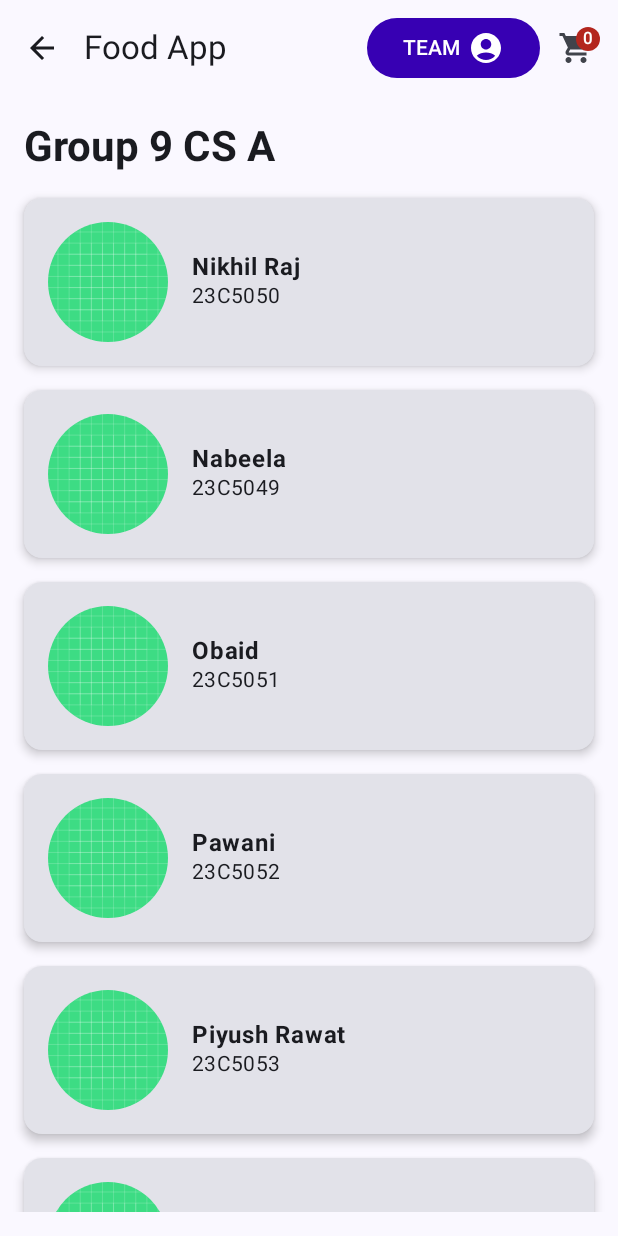
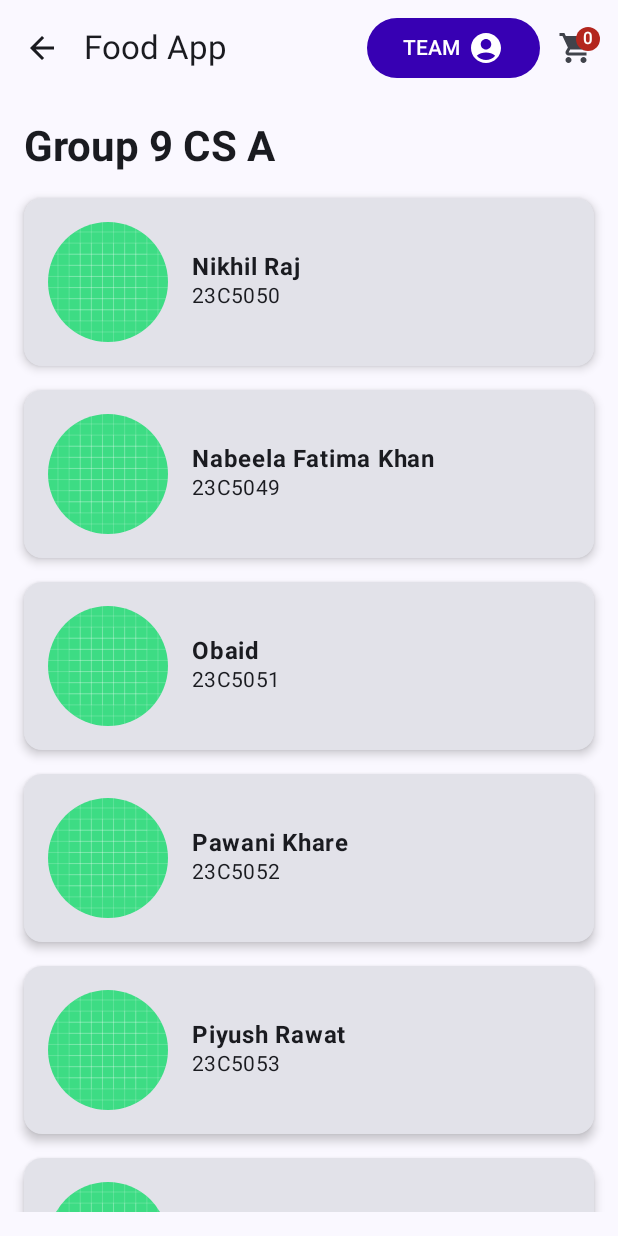
Before and after one commit to ORCUSio/foodHonour, an Android app built with Jetpack Compose: the screen it shows after launch (MainActivity), after a tap on "TEAM", on a phone screen of 412 x 824 dp. Run offline under Robolectric (Android 15) with nearby library versions, the phone set to English and light mode, and no system bars; pictures from the network do not load.

```diff
--- a/app/src/main/java/com/example/group9/model/DataProvider.kt
+++ b/app/src/main/java/com/example/group9/model/DataProvider.kt
@@ -11,7 +11,7 @@ object DataProvider {
             avatarUrl = "https://avatars.githubusercontent.com/u/810939?v=4"
         ),
         TeamMember(
-            name = "Nabeela",
+            name = "Nabeela Fatima Khan",
             role = "23C5049",
             avatarUrl = "https://avatars.githubusercontent.com/u/810939?v=4"
         ),
@@ -22,7 +22,7 @@ object DataProvider {
             avatarUrl = "https://avatars.githubusercontent.com/u/810939?v=4"
         ),
         TeamMember(
-            name = "Pawani",
+            name = "Pawani Khare",
             role = "23C5052",
             avatarUrl = "https://avatars.githubusercontent.com/u/810939?v=4"
         ),
@@ -145,4 +145,8 @@ object DataProvider {
     fun addToCart(item: CartItem) {
         cartItems.add(item)
     }
+
+    fun emptyTheCart(){
+        cartItems.clear()
+    }
 }
--- a/app/src/main/java/com/example/group9/ui/screens/CheckoutScreen.kt
+++ b/app/src/main/java/com/example/group9/ui/screens/CheckoutScreen.kt
@@ -62,7 +62,10 @@ fun CheckoutScreen(navController: NavController) {
         }
 
         Button(
-            onClick = { navController.navigate("orderConfirmed") },
+            onClick = {
+                DataProvider.emptyTheCart()
+                navController.navigate("orderConfirmed")
+            },
             modifier = Modifier
                 .fillMaxWidth()
                 .padding(16.dp)
--- a/app/src/main/java/com/example/group9/ui/screens/ItemDetailScreen.kt
+++ b/app/src/main/java/com/example/group9/ui/screens/ItemDetailScreen.kt
@@ -140,6 +140,7 @@ fun CustomizationSection(
             Checkbox(checked = extraSauce, onCheckedChange = { onCustomizationChange(selectedSize, extraCheese, it) })
             Text(text = "Extra Sauce", modifier = Modifier.padding(start = 8.dp))
         }
+//         can add another option here to specify quantity, truncate the prices to two digits in checkout?, on clicking on logo(Food App) go to homescreen,
     }
 }
 
```
